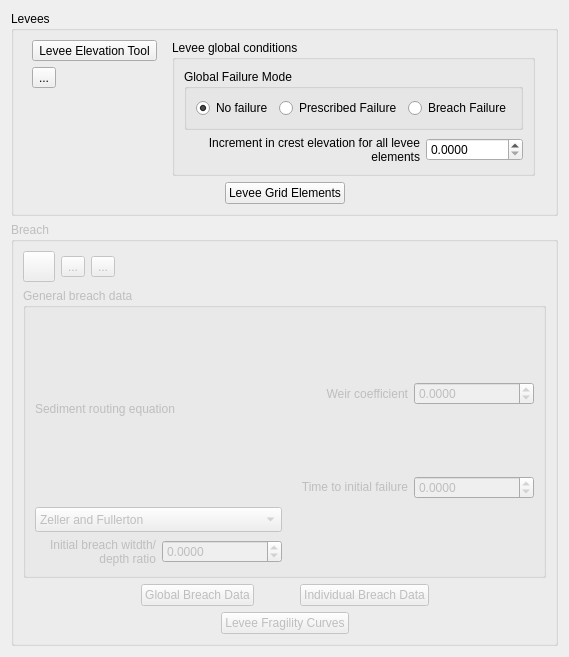
FLO-2DSoftware/qgis-flo-2d-plugin, file flo2d/ui/levee_and_breach_editor.ui: the form before one commit.
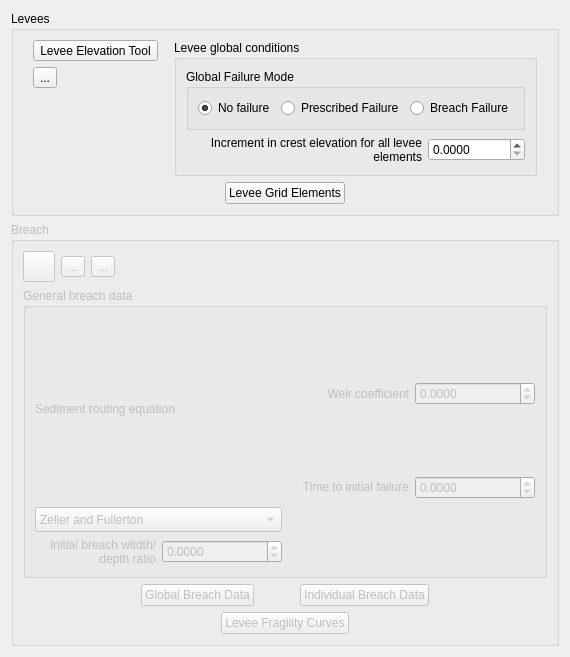
The form after the commit. Icons and pictures are not drawn.

Commit message: Add tooltips to Control and Tolerance Variables dialog

Patch:
```diff
--- a/flo2d/ui/levee_and_breach_editor.ui
+++ b/flo2d/ui/levee_and_breach_editor.ui
@@ -6,7 +6,7 @@
    <rect>
     <x>0</x>
     <y>0</y>
-    <width>569</width>
+    <width>570</width>
     <height>657</height>
    </rect>
   </property>
```
Left out of the diff: 2 changed lines with no effect on the pictures. The commit also changes 1 other file.
